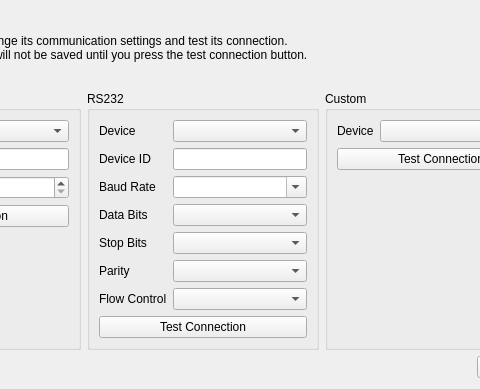
This is src/gui/dialog/communicationdialog.ui in kncrabtree/blackchirp as Qt 5 draws it before an edit; both pictures show x 400 to 880 and y 0 to 389 of the 968 by 389 pixel window. The edited form follows.
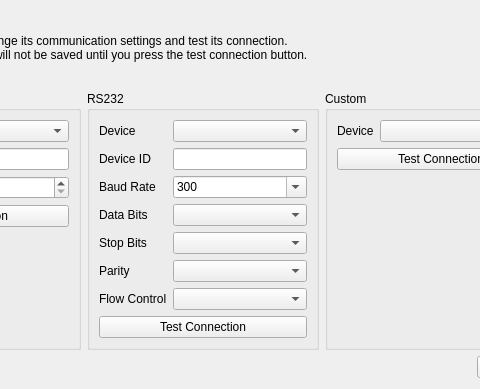
This is the edited form.

The edit to the form file:
```diff
--- a/src/gui/dialog/communicationdialog.ui
+++ b/src/gui/dialog/communicationdialog.ui
@@ -164,7 +164,7 @@
            <bool>true</bool>
           </property>
           <property name="currentIndex">
-           <number>-1</number>
+           <number>0</number>
           </property>
           <property name="insertPolicy">
            <enum>QComboBox::NoInsert</enum>
```
Left out of the diff: 75 changed lines with no effect on the pictures.
